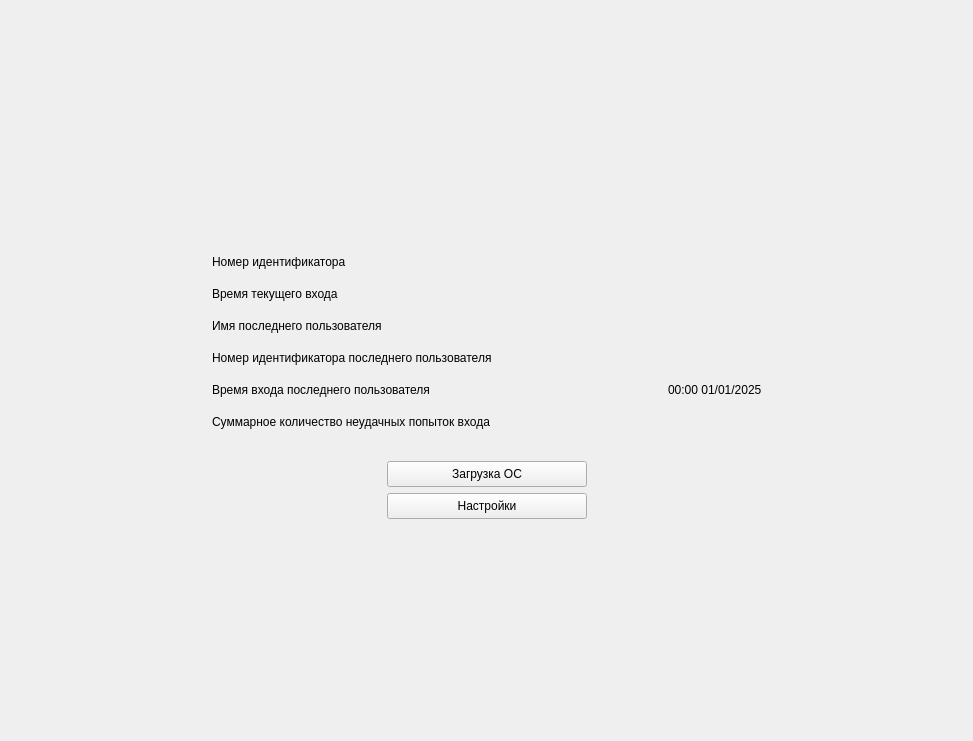
First picture: the form in ui/AdminChoicePage.ui, repository m6v/sobol, before the edit.
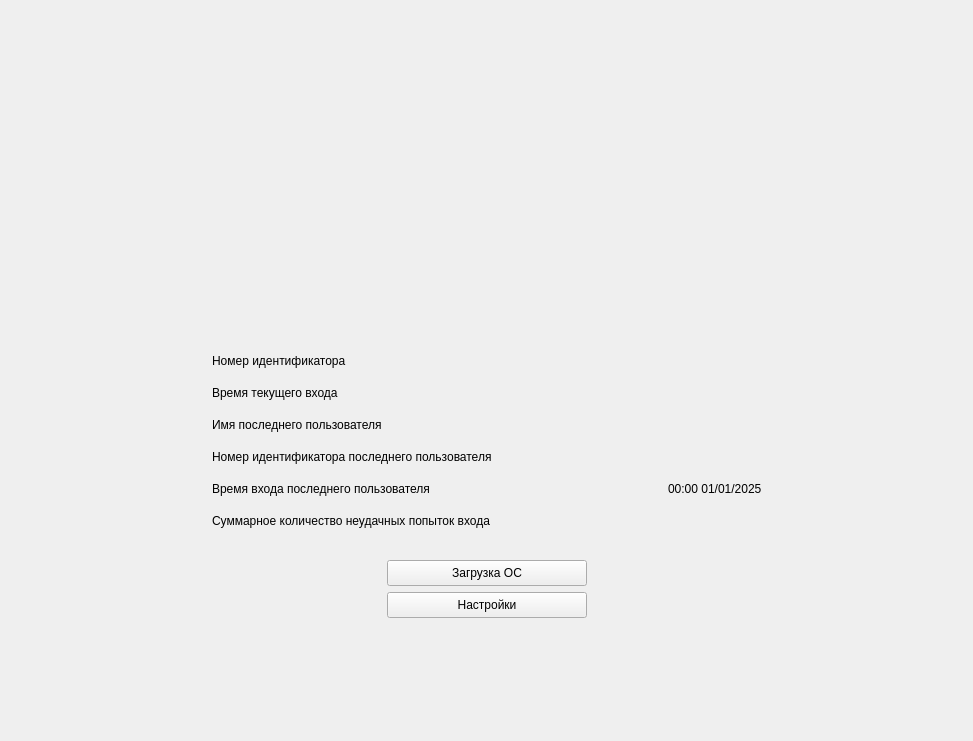
Second picture: the form after the edit.

Diff of the .ui file:
```diff
--- a/ui/AdminChoicePage.ui
+++ b/ui/AdminChoicePage.ui
@@ -16,8 +16,8 @@
   <property name="styleSheet">
    <string notr="true"/>
   </property>
-  <layout class="QVBoxLayout" name="verticalLayout" stretch="0,0,0">
-   <item>
+  <layout class="QGridLayout" name="gridLayout_2" rowstretch="3,0,1">
+   <item row="0" column="1">
     <spacer name="verticalSpacer_1">
      <property name="orientation">
       <enum>Qt::Vertical</enum>
@@ -30,22 +30,20 @@
      </property>
     </spacer>
    </item>
-   <item>
-    <layout class="QHBoxLayout" name="horizontalLayout">
-     <item>
+   <item row="1" column="0">
       <spacer name="horizontalSpacer">
        <property name="orientation">
         <enum>Qt::Horizontal</enum>
        </property>
        <property name="sizeHint" stdset="0">
         <size>
-         <width>40</width>
+       <width>190</width>
          <height>20</height>
         </size>
        </property>
       </spacer>
      </item>
-     <item>
+   <item row="1" column="1">
       <layout class="QVBoxLayout" name="verticalLayout_1">
        <property name="sizeConstraint">
         <enum>QLayout::SetFixedSize</enum>
@@ -282,22 +280,20 @@
        </item>
       </layout>
      </item>
-     <item>
+   <item row="1" column="2">
       <spacer name="horizontalSpacer_2">
        <property name="orientation">
         <enum>Qt::Horizontal</enum>
        </property>
        <property name="sizeHint" stdset="0">
         <size>
-         <width>40</width>
+       <width>189</width>
          <height>20</height>
         </size>
        </property>
       </spacer>
      </item>
-    </layout>
-   </item>
-   <item>
+   <item row="2" column="1">
     <spacer name="verticalSpacer_2">
      <property name="orientation">
       <enum>Qt::Vertical</enum>
```
Lines whose indentation alone changed are shown as unchanged.
